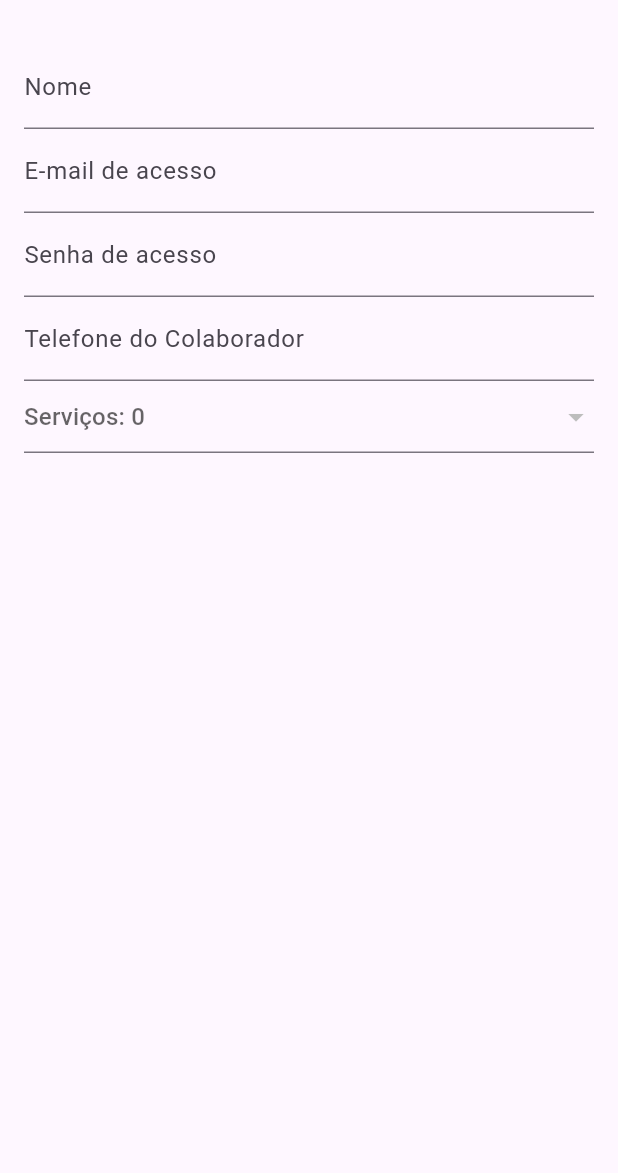
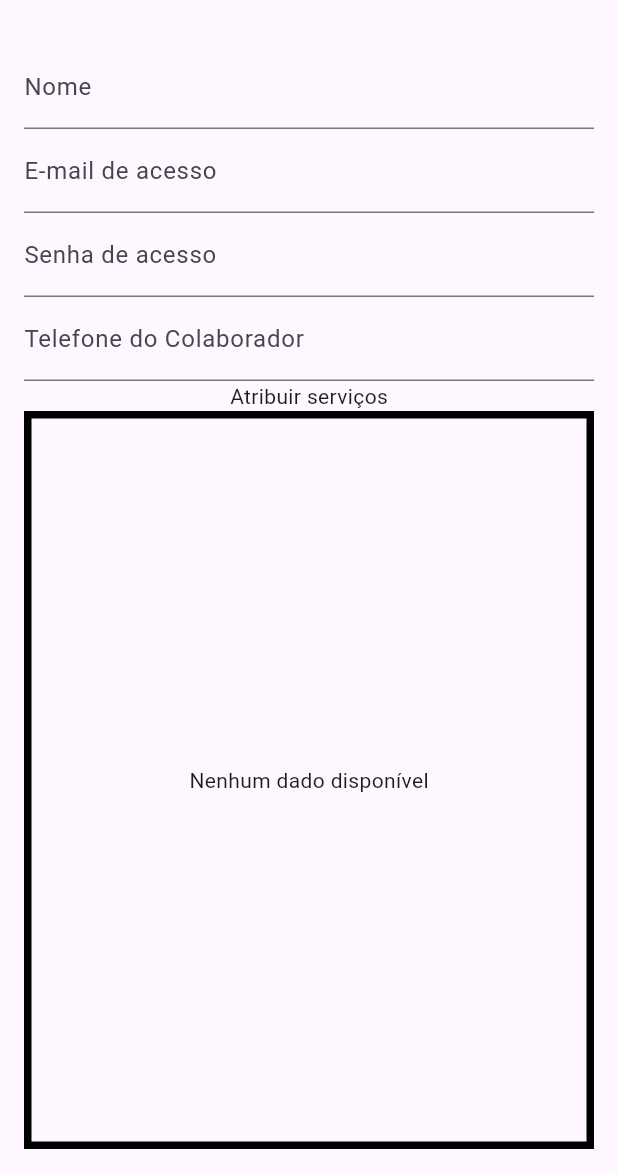
Before and after one commit to devgomes10/fullserva, a Flutter app: the screen it shows after launch, item 3 of the bottom bar chosen, after a tap on the "add" icon, on a phone screen of 412 x 824 dp, the part 63-1236 px from its top. Run offline on Flutter 3.47's test engine with Material 3 defaults, Android fonts, the phone set to English and light mode, and no system bars; our stand-ins replace cloud_firestore, firebase_auth, firebase_core, flutter_datetime_picker_plus, mask_text_input_formatter, table_calendar; accounts and stored records are empty; generated files the repository leaves out were written again.

Commit message:
seleção de serviços e corrigido bug de exibição

```diff
--- a/lib/data/repositories/employee_repository.dart
+++ b/lib/data/repositories/employee_repository.dart
@@ -25,6 +25,7 @@
       (snapshot) {
         return snapshot.docs.map(
           (doc) {
+            List<String> serviceIds = List<String>.from(doc["serviceIds"] ?? []);
             return Employee(
               id: doc["id"],
               name: doc["name"],
@@ -32,7 +33,7 @@
               password: doc["password"],
               phone: doc["phone"],
               role: doc["role"],
-              serviceIds: doc["serviceIds"],
+              serviceIds: serviceIds,
             );
           },
         ).toList();
--- a/lib/views/appointments/appointment_form_view.dart
+++ b/lib/views/appointments/appointment_form_view.dart
@@ -201,13 +201,11 @@
                         dateTime: selectedDate!,
                         internalObservations: _internalObservationsController.text,
                       );
-
                       if (appointmentModel != null) {
                         await _controller.updateAppointment(appointment);
                       } else {
                         await _controller.addAppointment(appointment);
                       }
-
                       Navigator.pop(context, true);
                     }
                   },
--- a/lib/views/employees/employee_form_view.dart
+++ b/lib/views/employees/employee_form_view.dart
@@ -18,15 +18,13 @@
   String uniqueId = const Uuid().v4();
   final _formKey = GlobalKey<FormState>();
   EmployeeController _employeeController = EmployeeController();
-  int _selectedServices = 0;
+  ServiceController _serviceController = ServiceController();
   final _nameController = TextEditingController();
   final _emailController = TextEditingController();
   final _passwordController = TextEditingController();
   final _phoneController = TextEditingController();
+  List<String> _selectedServicesIds = [];
   List<String> _servicesIdList = [];
-  List<Service> _availableServices = [];
-  ServiceController _serviceController = ServiceController();
-  Map<String, bool> _isChecked = {};
 
   @override
   void initState() {
@@ -36,7 +34,6 @@
       _emailController.text = widget.model!.email;
       _passwordController.text = widget.model!.password;
       _phoneController.text = widget.model!.phone;
-      _servicesIdList = widget.model!.servicesIdList;
     }
     _fetchAvailableServices();
   }
@@ -44,8 +41,7 @@
   void _fetchAvailableServices() {
     _serviceController.getService().listen((services) {
       setState(() {
-        _availableServices = services;
-        _isChecked = Map.fromIterable(services, key: (service) => service.id, value: (_) => false);
+        _selectedServicesIds.clear();
       });
     });
   }
@@ -60,7 +56,7 @@
         padding: const EdgeInsets.all(16.0),
         child: Form(
           key: _formKey,
-          child: ListView(
+          child: Column(
             children: [
               TextFormField(
                 keyboardType: TextInputType.text,
@@ -100,8 +96,8 @@
               TextFormField(
                 keyboardType: TextInputType.phone,
                 controller: _phoneController,
-                decoration: const InputDecoration(
-                    labelText: 'Telefone do Colaborador'),
+                decoration:
+                const InputDecoration(labelText: 'Telefone do Colaborador'),
                 validator: (value) {
                   if (value == null || value.isEmpty) {
                     return 'Obrigatório';
@@ -109,30 +105,58 @@
                   return null;
                 },
               ),
-              DropdownButtonFormField(
-                hint: Text("Serviços: $_selectedServices"),
-                items: _availableServices
-                    .map((service) => DropdownMenuItem(
-                  value: service.id,
-                  child: CheckboxListTile(
-                    title: Text(service.name),
-                    value: _isChecked[service.id],
-                    onChanged: (value) {
-                      setState(() {
-                        _isChecked[service.id] = value!;
-                        if (value!) {
-                          _servicesIdList.add(service.id);
-                          _selectedServices++;
-                        } else {
-                          _servicesIdList.remove(service.id);
-                          _selectedServices--;
-                        }
-                      });
+              Text("Atribuir serviços"),
+              Expanded(
+                child: Container(
+                  width: MediaQuery.of(context).size.width,
+                  decoration: BoxDecoration(border: Border.all(width: 5)),
+                  child: StreamBuilder<List<Service>>(
+                    stream: _serviceController.getService(),
+                    builder: (context, snapshot) {
+                      if (snapshot.connectionState == ConnectionState.waiting) {
+                        return const Center(child: CircularProgressIndicator());
+                      }
+                      if (snapshot.hasError) {
+                        return const Center(
+                          // Adicionar uma imagem
+                          child: Text('Erro ao carregar os dados'),
+                        );
+                      }
+                      final services = snapshot.data;
+                      if (services == null || services.isEmpty) {
+                        // Adicionar uma imagem
+                        return const Center(
+                          child: Text('Nenhum dado disponível'),
+                        );
+                      }
+                      return ListView.builder(
+                        itemCount: services.length,
+                        itemBuilder: (context, index) {
+                          final service = services[index];
+                          final isSelected = _selectedServicesIds.contains(service.id);
+                          final isSelectedNotifier = ValueNotifier<bool>(isSelected);
+                          return ValueListenableBuilder<bool>(
+                            valueListenable: isSelectedNotifier,
+                            builder: (context, value, child) {
+                              return CheckboxListTile(
+                                title: Text(service.name),
+                                value: value,
+                                onChanged: (bool? newValue) {
+                                  isSelectedNotifier.value = newValue!;
+                                  if (newValue) {
+                                    _selectedServicesIds.add(service.id);
+                                  } else {
+                                    _selectedServicesIds.remove(service.id);
+                                  }
+                                },
+                              );
+                            },
+                          );
+                        },
+                      );
                     },
                   ),
-                ))
-                    .toList(),
-                onChanged: (value) {},
+                ),
               ),
             ],
           ),
--- a/lib/views/services/service_view.dart
+++ b/lib/views/services/service_view.dart
@@ -53,9 +53,9 @@
               return const Center(child: CircularProgressIndicator());
             }
             if (snapshot.hasError) {
-              return const Center(
+              return Center(
                 // Adicionar uma imagem
-                child: Text('Erro ao carregar os dados'),
+                child: Text('Erro ao carregar os dados: ${snapshot.error}'),
               );
             }
             final services = snapshot.data;
```
Also changed, not shown: lib/data/repositories/service_repository.dart (+7 -4 lines).
